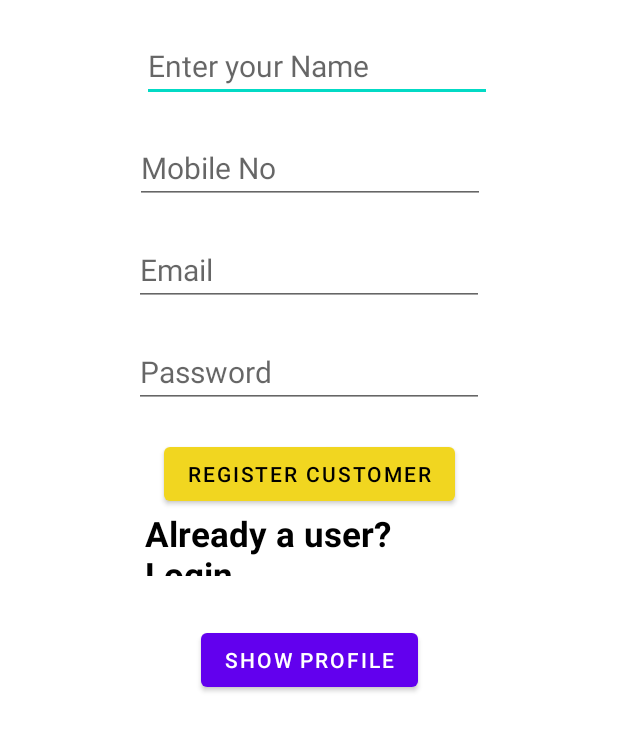
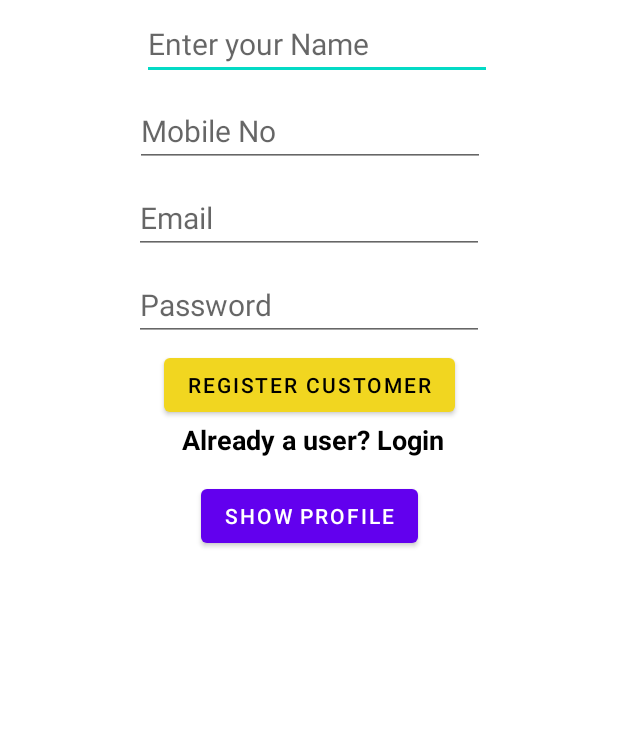
Before and after one commit to Sandali329/Xerox, an Android app: the CusRegister screen opened directly, with no data from a screen before it, on a phone screen of 412 x 824 dp, the part 410-1162 px from its top. Run offline under Robolectric (Android 15) with nearby library versions, the phone set to English and light mode, and no system bars; our stand-ins replace Firebase (no records; nobody signed in at launch, a user with empty details on screens opened directly).

Commit message:
connect login pages

```diff
--- a/app/src/main/java/com/example/xerox/LoginActivity.java
+++ b/app/src/main/java/com/example/xerox/LoginActivity.java
@@ -35,7 +35,7 @@ public class LoginActivity extends AppCompatActivity {
         signIn.setOnClickListener(new View.OnClickListener() {
             @Override
             public void onClick(View v) {
-                Intent i = new Intent(LoginActivity.this, supcusselect.class);
+                Intent i = new Intent(LoginActivity.this, SupplierActivity1.class);
                 startActivity(i);
             }
         });
--- a/app/src/main/java/com/example/xerox/MainActivity.java
+++ b/app/src/main/java/com/example/xerox/MainActivity.java
@@ -17,8 +17,8 @@ public class MainActivity extends AppCompatActivity {
         super.onCreate(savedInstanceState);
         setContentView(R.layout.activity_main);
 
-        customer = findViewById(R.id.btn_supReg);
-        supplier = findViewById(R.id.btn_cusReg);
+        supplier = findViewById(R.id.btn_supReg);
+        customer = findViewById(R.id.btn_cusReg);
         admin=findViewById(R.id.admintextview);
 
         admin.setOnClickListener(new View.OnClickListener() {
--- a/app/src/main/java/com/example/xerox/cusselect.java
+++ b/app/src/main/java/com/example/xerox/cusselect.java
@@ -16,6 +16,7 @@ public class cusselect extends AppCompatActivity {
 
 
         fruits=(Button)findViewById(R.id.btnbuy_fruits);
+
         fruits.setOnClickListener(new View.OnClickListener() {
             @Override
             public void onClick(View view) {
--- a/app/src/main/res/layout/activity_cus_register.xml
+++ b/app/src/main/res/layout/activity_cus_register.xml
@@ -21,7 +21,7 @@
         android:id="@+id/et_name"
         android:layout_width="wrap_content"
         android:layout_height="wrap_content"
-        android:layout_marginTop="20dp"
+        android:layout_marginTop="5dp"
         android:ems="10"
         android:hint="@string/et_name"
         android:inputType="textPersonName"
@@ -35,7 +35,7 @@
         android:id="@+id/et_phone"
         android:layout_width="wrap_content"
         android:layout_height="wrap_content"
-        android:layout_marginTop="20dp"
+        android:layout_marginTop="10dp"
         android:ems="10"
         android:hint="@string/et_phone"
         android:inputType="textPersonName"
@@ -49,7 +49,7 @@
         android:id="@+id/et_email"
         android:layout_width="wrap_content"
         android:layout_height="wrap_content"
-        android:layout_marginTop="20dp"
+        android:layout_marginTop="10dp"
         android:ems="10"
         android:hint="@string/et_email"
         android:inputType="textPersonName"
@@ -63,7 +63,7 @@
         android:id="@+id/et_password"
         android:layout_width="wrap_content"
         android:layout_height="wrap_content"
-        android:layout_marginTop="20dp"
+        android:layout_marginTop="10dp"
         android:ems="10"
         android:hint="@string/et_password"
         android:inputType="textPersonName"
@@ -77,7 +77,7 @@
         android:id="@+id/btn_Creg"
         android:layout_width="wrap_content"
         android:layout_height="wrap_content"
-        android:layout_marginTop="20dp"
+        android:layout_marginTop="5dp"
         android:onClick="CreateData"
         android:text="@string/btn_Creg"
         android:textColor="@color/black"
@@ -91,7 +91,7 @@
         android:id="@+id/btn_show"
         android:layout_width="wrap_content"
         android:layout_height="wrap_content"
-        android:layout_marginTop="32dp"
+        android:layout_marginTop="5dp"
         android:text="@string/btn_show"
         app:layout_constraintEnd_toEndOf="parent"
         app:layout_constraintHorizontal_bias="0.5"
@@ -100,15 +100,15 @@
 
     <TextView
         android:id="@+id/TvCusLogin"
-        android:layout_width="228dp"
-        android:layout_height="44dp"
+        android:layout_width="178dp"
+        android:layout_height="34dp"
         android:layout_marginStart="96dp"
         android:layout_marginLeft="96dp"
         android:layout_marginEnd="87dp"
         android:layout_marginRight="87dp"
         android:text="Already a user? Login"
         android:textColor="@color/black"
-        android:textSize="23dp"
+        android:textSize="18dp"
         android:textStyle="bold"
         app:layout_constraintEnd_toEndOf="parent"
         app:layout_constraintHorizontal_bias="0.5"
```
Also changed, not shown: app/src/main/java/com/example/xerox/CusRegister.java (+9 -2 lines), app/src/main/java/com/example/xerox/supcusselect.java (deleted, +0 -39 lines), app/src/main/res/layout/activity_adminpage.xml (+33 -8 lines), app/src/main/res/layout/activity_cusselect.xml (+0 -16 lines), app/src/main/res/layout/activity_supcusselect.xml (deleted, +0 -41 lines), app/src/main/res/layout/activity_view_fruit_card.xml (+5 -5 lines).
